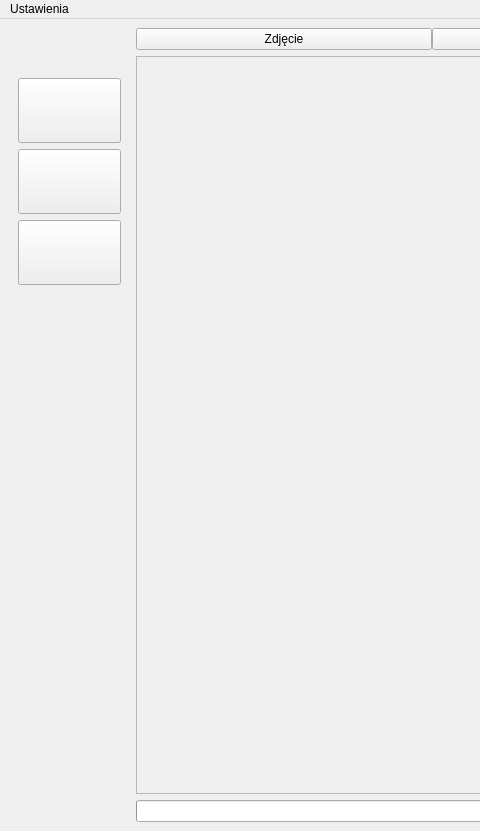
This is gui/zawartosc/designer/gui_designer.ui in MariuszAKS/Projekt_IO as Qt 5 draws it before an edit; both pictures show x 0 to 480 and y 0 to 831 of the 1033 by 831 pixel window. The edited form follows.
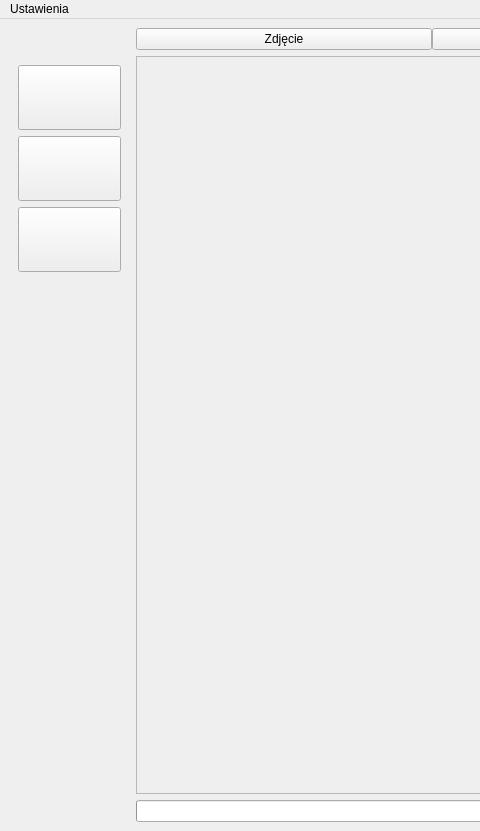
This is the edited form.

Commit message: zmieniono polozenie przyciskow

```diff
--- a/gui/zawartosc/designer/gui_designer.ui
+++ b/gui/zawartosc/designer/gui_designer.ui
@@ -25,7 +25,7 @@
      <widget class="QWidget" name="pasek_boczny" native="true">
       <layout class="QVBoxLayout" name="pasek_boczny_rozstawienie">
        <property name="topMargin">
-        <number>50</number>
+        <number>37</number>
        </property>
        <item alignment="Qt::AlignTop">
         <widget class="QPushButton" name="przycisk_dodaj">
```
Left out of the diff: 6 changed lines with no effect on the pictures. The commit also changes 1 other file.
